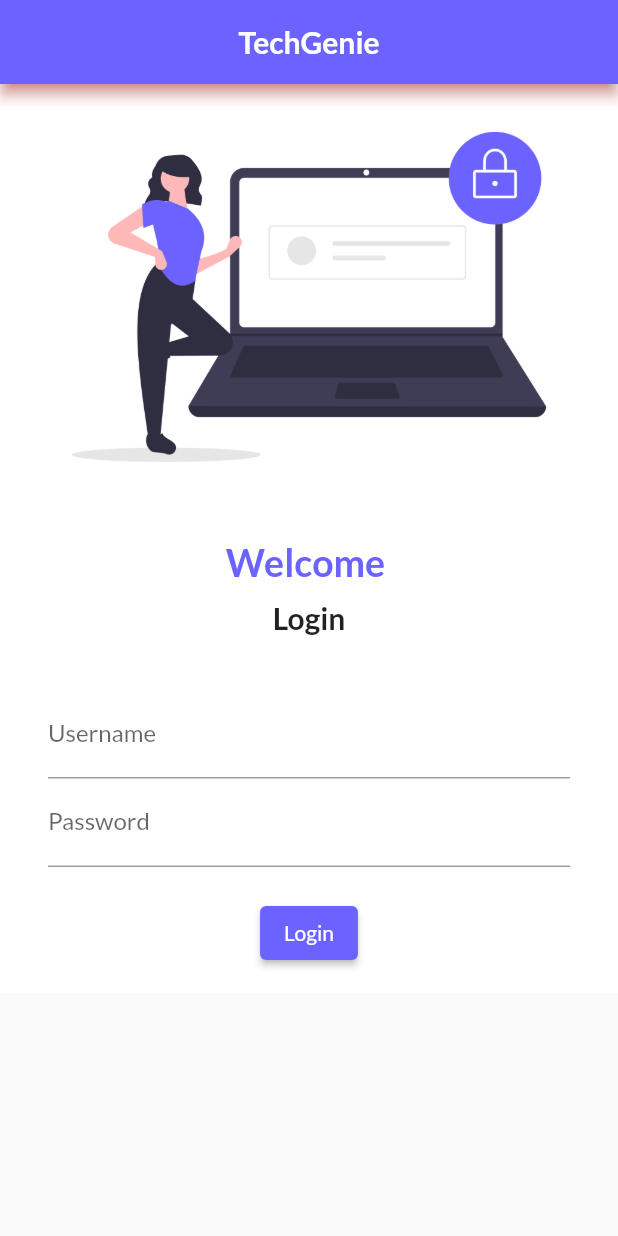
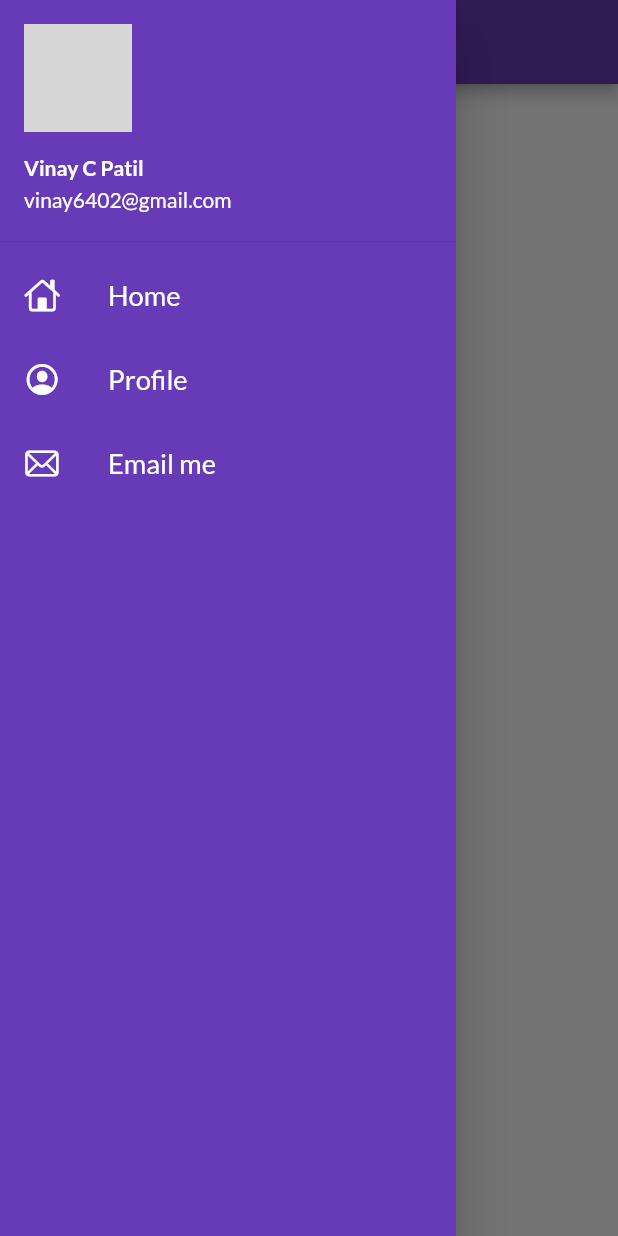
Before and after one commit to vinay6402/flutter_first_app, a Flutter app: the screen it shows after launch, with the side drawer open (before the commit the screen has no drawer), on a phone screen of 412 x 824 dp. Run offline on Flutter 3.47's test engine with Material 2 defaults, Android fonts, the phone set to English and light mode, and no system bars; our stand-ins replace google_fonts; network calls fail; grey boxes are pictures that could not be loaded.

Commit message:
drawer, network image

```diff
--- a/lib/main.dart
+++ b/lib/main.dart
@@ -15,10 +15,13 @@ class MyApp extends StatelessWidget {
   Widget build(BuildContext context) {
     // where all our widgets are called and write the structure
     return MaterialApp(
-      debugShowCheckedModeBanner: false,
+      debugShowCheckedModeBanner: false, //debug strip at top right corner will be disapperaed if this flag is false
       themeMode: ThemeMode.light, //use strict theme mode
-      theme: ThemeData(fontFamily: GoogleFonts.lato().fontFamily),
+      theme: ThemeData(
+          fontFamily: GoogleFonts.lato().fontFamily,
+          primarySwatch: Colors.deepPurple),
       darkTheme: ThemeData(primarySwatch: Colors.grey), //data for dark theme
+      initialRoute: MyRoutes.homeRoute, //routes to the page on inital open of app
       routes: {
         //path declare for routing the navigationflow
         "/": (context) => LoginPage(),
--- a/lib/pages/home_page.dart
+++ b/lib/pages/home_page.dart
@@ -1,20 +1,22 @@
 import 'package:flutter/material.dart';
+import 'package:flutter_application_1/widgets/drawer.dart';
 
 class HomePage extends StatelessWidget {
   int days = 30; //data declaration and initialization
   String name = "vinay";
   @override
   Widget build(BuildContext context) {
-    return Scaffold( //which contaion appbar,body, footer/drawer
+    return Scaffold(
+      //which contaion appbar,body, footer/drawer
       appBar: AppBar(
-        title: Text("Demo App Buddy"),
+        title: Text("Home Page"),
       ),
       body: Center(
         child: Container(
           child: Text("hi $name,its $days'th day"),
         ),
       ),
-      drawer: Drawer(),
+      drawer: MyDrawer(), //calling my custom drawer "MyDrawer"
     );
   }
 }
--- a/lib/pages/login_page.dart
+++ b/lib/pages/login_page.dart
@@ -16,7 +16,7 @@ class _LoginPageState extends State<LoginPage> {
   moveToHome() async {
     //custom fuction, which will navigate to home page
     if (_formKey.currentState!.validate()) {
-      await Future.delayed(Duration(seconds: 1));
+      await Future.delayed(Duration(seconds: 1)); //waits are delay for 1 second go for nexr line
       Navigator.pushNamed(context, MyRoutes.homeRoute);
     }
   }
@@ -78,7 +78,7 @@ class _LoginPageState extends State<LoginPage> {
                             hintText: "Enter Username",
                             labelText: "Username",
                           ),
-                          validator: (value) {
+                          validator: (value) { //fuction to valitdate input textfield or any other form elements
                             if (value!.isEmpty) {
                               return "Username name cannot be empty buddy!!";
                             }
--- a/lib/utils/routes.dart
+++ b/lib/utils/routes.dart
@@ -1,4 +1,4 @@
-class MyRoutes {
+class MyRoutes { //list of all routes under one class
   static String loginRoute = "/login";
   static String homeRoute = "/home";
 }
--- /dev/null
+++ b/lib/widgets/drawer.dart
@@ -0,0 +1,57 @@
+import 'dart:ui';
+
+import 'package:flutter/cupertino.dart';
+import 'package:flutter/material.dart';
+
+class MyDrawer extends StatelessWidget {
+  final imageurl =
+      "https://scontent.fblr20-1.fna.fbcdn.net/v/t1.18169-9/15665574_709942075829950_1384237188220848083_n.jpg?_nc_cat=103&ccb=1-5&_nc_sid=09cbfe&_nc_ohc=Pqj7KVZOvTQAX8MXOSi&tn=-CqWERQ8_oHKHpI8&_nc_ht=scontent.fblr20-1.fna&oh=7c73478e6870aa89b2a578a625d08e1f&oe=61914802";
+  @override
+  Widget build(BuildContext context) {
+    return Drawer(
+      //return drawer
+      child: Container(
+        color: Colors.deepPurple,
+        child: ListView(
+          children: [
+            UserAccountsDrawerHeader(
+              accountName: Text(
+                "Vinay C Patil",
+                style: TextStyle(fontWeight: FontWeight.bold),
+              ),
+              accountEmail: Text("vinay6402@gmail.com"),
+              currentAccountPicture: CircleAvatar(
+                backgroundImage: NetworkImage(imageurl),
+              ),
+            ),
+            ListTile(
+              leading: Icon(CupertinoIcons.home, color: Colors.white),
+              title: Text(
+                "Home",
+                textScaleFactor: 1.3,
+                style: TextStyle(color: Colors.white),
+              ),
+            ),
+            ListTile(
+              leading:
+                  Icon(CupertinoIcons.profile_circled, color: Colors.white),
+              title: Text(
+                "Profile",
+                textScaleFactor: 1.3,
+                style: TextStyle(color: Colors.white),
+              ),
+            ),
+            ListTile(
+              leading: Icon(CupertinoIcons.mail, color: Colors.white),
+              title: Text(
+                "Email me",
+                textScaleFactor: 1.3,
+                style: TextStyle(color: Colors.white),
+              ),
+            )
+          ],
+        ),
+      ),
+    );
+  }
+}
```
Also changed, not shown: assets/images/dp.png (added).
